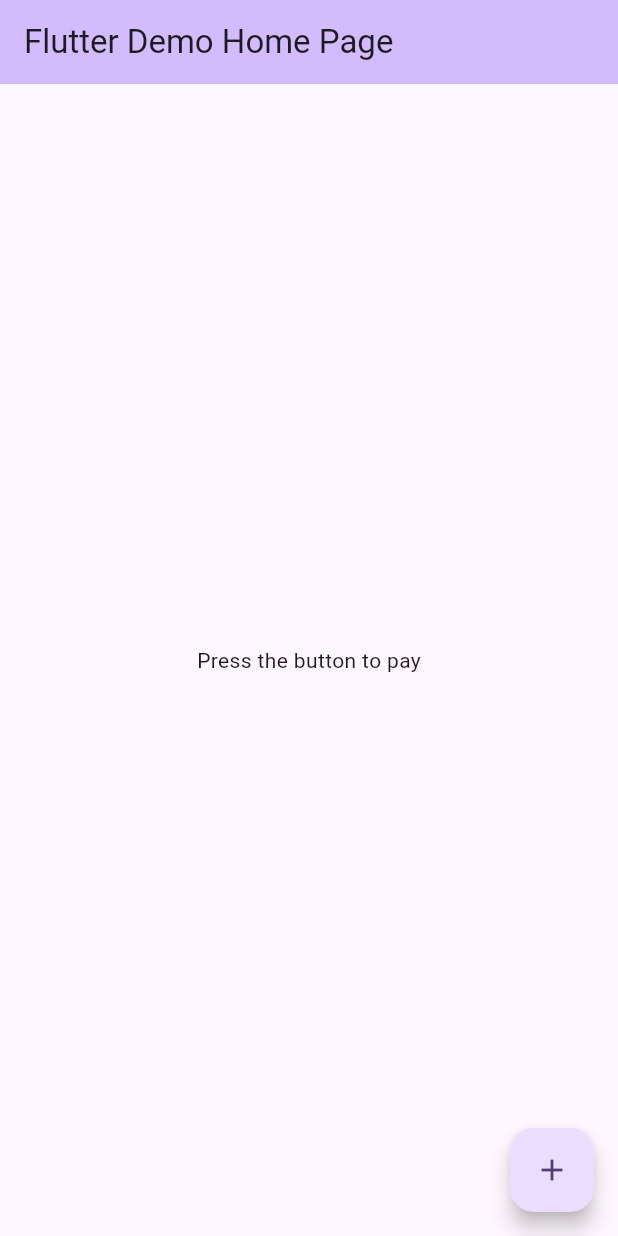
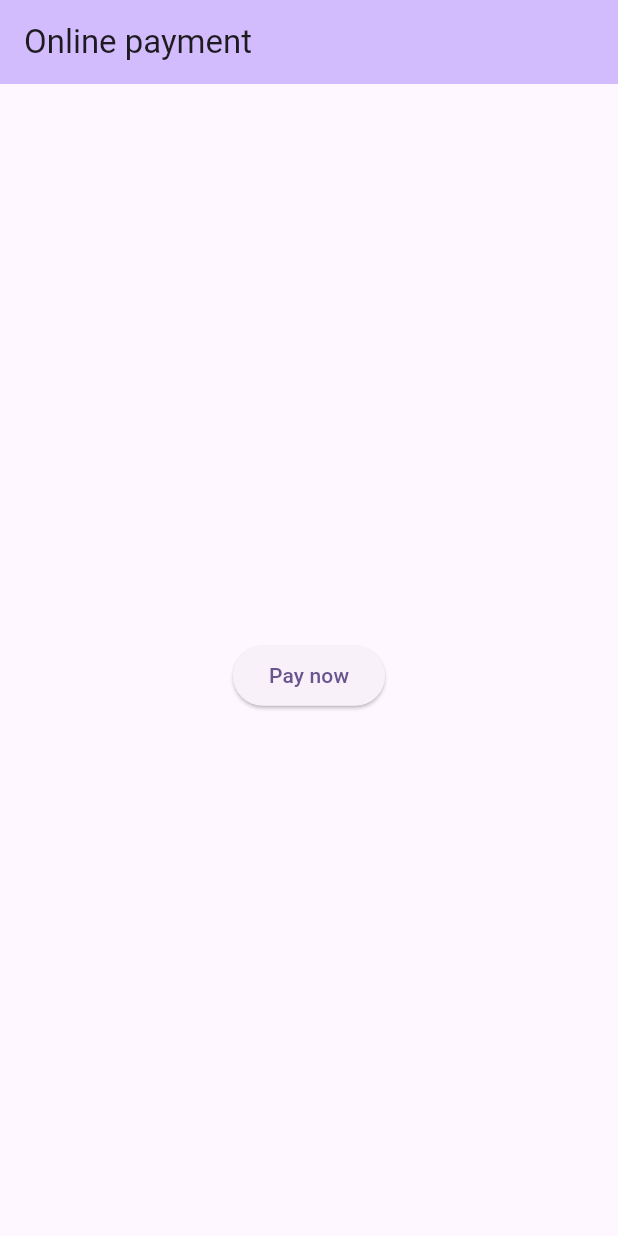
Before and after one commit to mahmoudsfares/online_payment_sample, a Flutter app: the screen it shows after launch, on a phone screen of 412 x 824 dp. Run offline on Flutter 3.47's test engine with Material 3 defaults, Android fonts, the phone set to English and light mode, and no system bars.

Commit message:
Code cleanup, UI changes

```diff
--- a/lib/my_repo.dart
+++ b/lib/controller.dart
@@ -1,18 +1,29 @@
 import 'dart:convert';
+import 'package:flutter/cupertino.dart';
 import 'package:http/http.dart' as http;
 import 'package:online_payment_sample/constants.dart';
 
-class MyRepo {
+class MyController {
 
+  final ValueNotifier<bool> _isLoading = ValueNotifier(false);
+  ValueNotifier<bool> get isLoading => _isLoading;
+
+  final ValueNotifier<String> _errorMessage = ValueNotifier('');
+  ValueNotifier<String> get errorMessage => _errorMessage;
+
+  // TODO 4: create a high-level method that will call all the methods created in step 3 in order
   Future<String> payWithPaymob(int amount) async {
     try {
+      _isLoading.value = true;
       String token = await _getToken();
       int orderId = await _getOrderId(token: token, amount: (100 * amount).toString());
       String paymentKey = await _getPaymentKey(token: token, orderId: orderId.toString(), amount: (100 * amount).toString());
+      _isLoading.value = false;
       return paymentKey;
-    } catch(e) {
-      print('Error occurred');
-      rethrow;
+    } catch (e) {
+      _isLoading.value = false;
+      _errorMessage.value = 'FAILED: ${e.toString().substring(11)}';
+      return 'FAILED: ${e.toString().substring(11)}';
     }
   }
 
@@ -24,7 +35,7 @@ class MyRepo {
     if (response.statusCode == 201) {
       return jsonDecode(response.body)['token'];
     } else {
-      throw Exception('Failed to load data');
+      throw Exception('Failed to get token');
     }
   }
 
@@ -41,7 +52,7 @@ class MyRepo {
     if (response.statusCode == 201) {
       return jsonDecode(response.body)['id'];
     } else {
-      throw Exception('Failed to load data');
+      throw Exception('Failed to get order id');
     }
   }
 
@@ -75,7 +86,7 @@ class MyRepo {
     if (response.statusCode == 201) {
       return jsonDecode(response.body)['token'];
     } else {
-      throw Exception('Failed to load data');
+      throw Exception('Failed to get payment key');
     }
   }
 }
--- a/lib/main.dart
+++ b/lib/main.dart
@@ -1,5 +1,5 @@
 import 'package:flutter/material.dart';
-import 'package:online_payment_sample/my_repo.dart';
+import 'package:online_payment_sample/controller.dart';
 
 void main() {
   runApp(const MyApp());
@@ -16,47 +16,51 @@ class MyApp extends StatelessWidget {
         colorScheme: ColorScheme.fromSeed(seedColor: Colors.deepPurple),
         useMaterial3: true,
       ),
-      home: const MyHomePage(title: 'Flutter Demo Home Page'),
+      home: MyHomePage(),
     );
   }
 }
 
-class MyHomePage extends StatefulWidget {
-  const MyHomePage({super.key, required this.title});
+class MyHomePage extends StatelessWidget {
+  final MyController _controller = MyController();
 
-  final String title;
-
-  @override
-  State<MyHomePage> createState() => _MyHomePageState();
-}
-
-class _MyHomePageState extends State<MyHomePage> {
+  MyHomePage({super.key});
 
   @override
   Widget build(BuildContext context) {
     return Scaffold(
       appBar: AppBar(
         backgroundColor: Theme.of(context).colorScheme.inversePrimary,
-        title: Text(widget.title),
+        title: const Text('Online payment'),
       ),
-      body: const Center(
+      body: Center(
         child: Column(
           mainAxisAlignment: MainAxisAlignment.center,
           children: <Widget>[
-            Text(
-              'Press the button to pay',
+            ValueListenableBuilder<String>(
+              valueListenable: _controller.errorMessage,
+              builder: (context, error, child) => Text(
+                error,
+                style: const TextStyle(color: Colors.red),
+              ),
+            ),
+            ValueListenableBuilder<bool>(
+              valueListenable: _controller.isLoading,
+              builder: (context, isLoading, child) => isLoading
+                  ? const CircularProgressIndicator()
+                  : ElevatedButton(
+                      onPressed: () async {
+                        String paymentTokenResponse = await _controller.payWithPaymob(100);
+                        if (!paymentTokenResponse.startsWith('FAILED')) {
+                          // TODO: go to next page
+                        }
+                      },
+                      child: const Text('Pay now'),
+                    ),
             ),
           ],
         ),
       ),
-      floatingActionButton: FloatingActionButton(
-        onPressed: () {
-          MyRepo myRepo = MyRepo();
-          myRepo.payWithPaymob(100);
-        },
-        tooltip: 'Increment',
-        child: const Icon(Icons.add),
-      ),
     );
   }
 }
```
